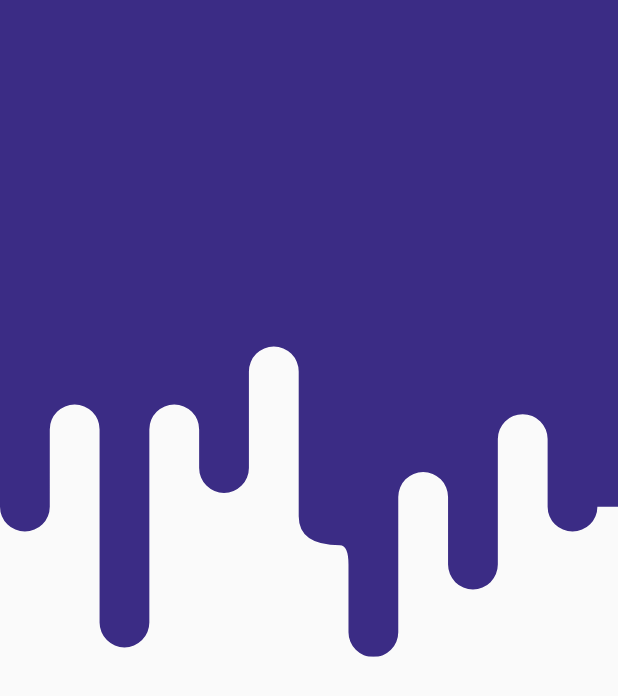
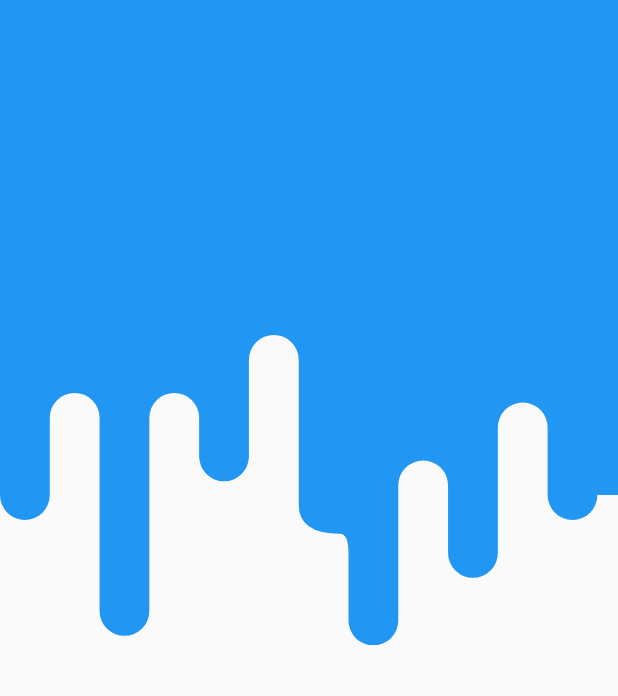
Before and after one commit to bprayush/Learning-Flutter-Clippath, a Flutter app: the screen it shows after launch, on a phone screen of 412 x 824 dp. Shown: the top 696 px of the screen. Run offline on Flutter 3.47's test engine with Material 2 defaults, Android fonts, the phone set to English and light mode, and no system bars; our stand-ins replace flutter_screenutil.

Commit message:
Made the clippath, melting card as package

```diff
--- a/lib/main.dart
+++ b/lib/main.dart
@@ -1,4 +1,5 @@
 import 'package:flutter/material.dart';
+import 'package:learning_clip_path/melting_card.dart';
 import 'package:learning_clip_path/myclipper.dart';
 import 'package:flutter_screenutil/flutter_screenutil.dart';
 
@@ -27,24 +28,32 @@ class _ClipperScaffoldState extends State<ClipperScaffold> {
   Widget build(BuildContext context) {
     ScreenUtil.instance = ScreenUtil(width: 360, height: 640, allowFontScaling: true)..init(context);
 
+    // return Scaffold(
+    //   body: ClipPath(
+    //     clipper: MyClipper(context),
+    //     child: Container(
+    //       height: ScreenUtil().setHeight(340),
+    //       decoration: BoxDecoration(
+    //         color: Color(0xff3B2C85),
+    //         boxShadow: [
+    //           BoxShadow(
+    //             blurRadius: 25,
+    //             offset: Offset(0, 20),
+    //             color: Color(0xfafafa),
+    //             spreadRadius: 200
+    //           )
+    //         ]
+    //       ),
+    //     ),
+    //   ),
+    // );
+
     return Scaffold(
-      body: ClipPath(
-        clipper: MyClipper(context),
-        child: Container(
-          height: ScreenUtil().setHeight(340),
-          decoration: BoxDecoration(
-            color: Color(0xff3B2C85),
-            boxShadow: [
-              BoxShadow(
-                blurRadius: 25,
-                offset: Offset(0, 20),
-                color: Color(0xfafafa),
-                spreadRadius: 200
-              )
-            ]
-          ),
-        ),
-      ),
+      body: MeltingCard(
+        child: null,
+        color: Colors.blue,
+        height: 334,
+      )
     );
   }
 }
--- /dev/null
+++ b/lib/melting_card.dart
@@ -0,0 +1,39 @@
+import 'package:flutter/material.dart';
+import 'package:flutter_screenutil/flutter_screenutil.dart';
+import 'package:learning_clip_path/myclipper.dart';
+
+class MeltingCard extends StatefulWidget {
+  final child;
+  final height;
+  final color;
+
+  MeltingCard({this.child, int this.height, this.color});
+
+  _MeltingCardState createState() => _MeltingCardState();
+}
+
+class _MeltingCardState extends State<MeltingCard> {
+  @override
+  Widget build(BuildContext context) {
+    return Container(
+       child: ClipPath(
+        clipper: MyClipper(context),
+        child: Container(
+          height: ScreenUtil().setHeight(widget.height),
+          decoration: BoxDecoration(
+            color: widget.color,
+            boxShadow: [
+              BoxShadow(
+                blurRadius: 25,
+                offset: Offset(0, 20),
+                color: Color(0xfafafa),
+                spreadRadius: 200
+              )
+            ]
+          ),
+          // child: widget.child
+        ),
+      ),
+    );
+  }
+}
```
